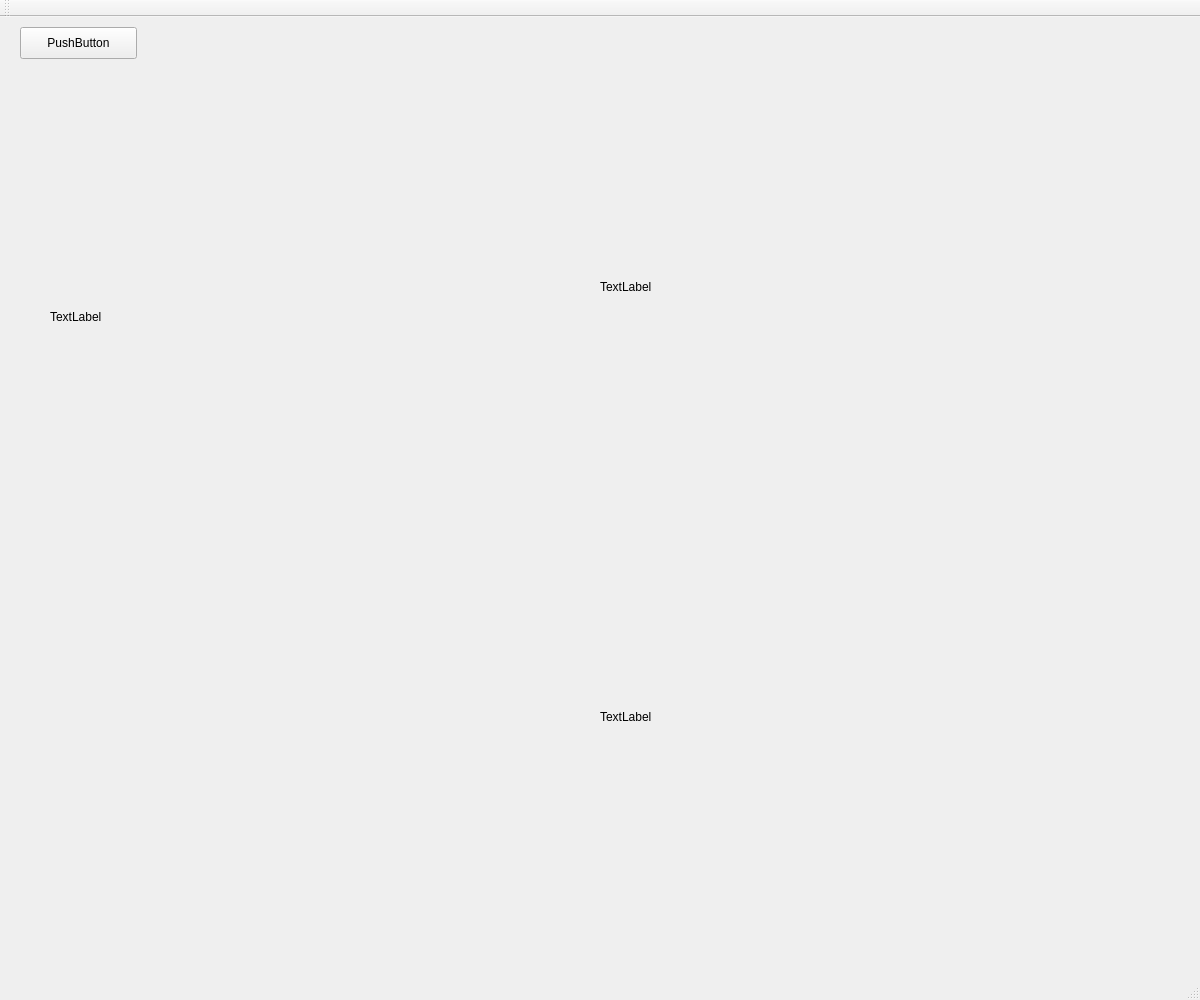
First picture: the form in src/qt_final/cop290/mainwindow.ui, repository 4rshdeep/auto-ed, before the edit.
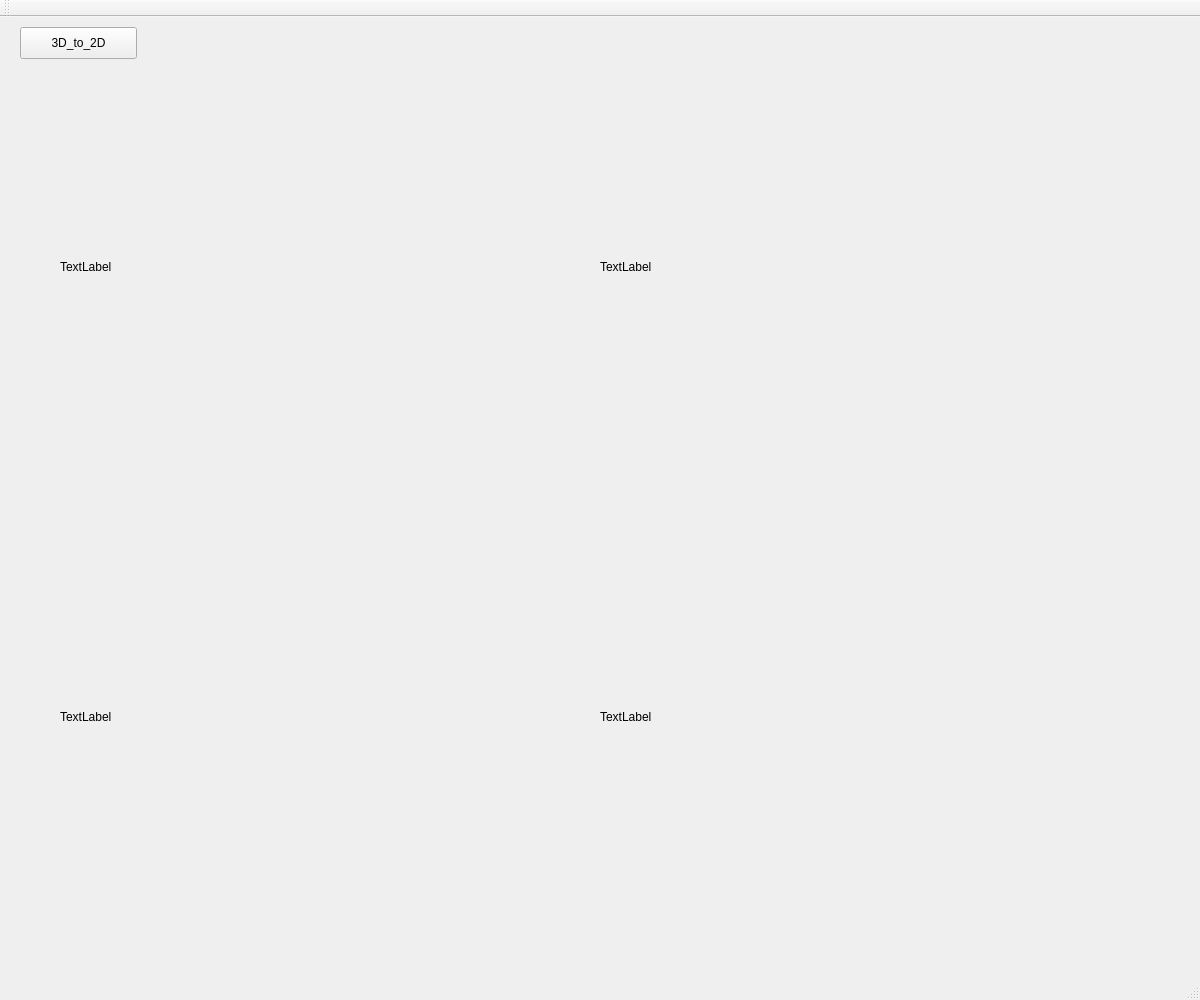
Second picture: the form after the edit.

Patch:
```diff
--- a/src/qt_final/cop290/mainwindow.ui
+++ b/src/qt_final/cop290/mainwindow.ui
@@ -17,8 +17,8 @@
    <widget class="QLabel" name="l1">
     <property name="geometry">
      <rect>
-      <x>50</x>
-      <y>100</y>
+      <x>60</x>
+      <y>50</y>
       <width>400</width>
       <height>400</height>
      </rect>
@@ -31,7 +31,7 @@
     <property name="geometry">
      <rect>
       <x>600</x>
-      <y>70</y>
+      <y>50</y>
       <width>400</width>
       <height>400</height>
      </rect>
@@ -63,7 +63,20 @@
      </rect>
     </property>
     <property name="text">
-     <string>PushButton</string>
+     <string>3D_to_2D</string>
+    </property>
+   </widget>
+   <widget class="QLabel" name="label">
+    <property name="geometry">
+     <rect>
+      <x>60</x>
+      <y>500</y>
+      <width>400</width>
+      <height>400</height>
+     </rect>
+    </property>
+    <property name="text">
+     <string>TextLabel</string>
     </property>
    </widget>
   </widget>
```
